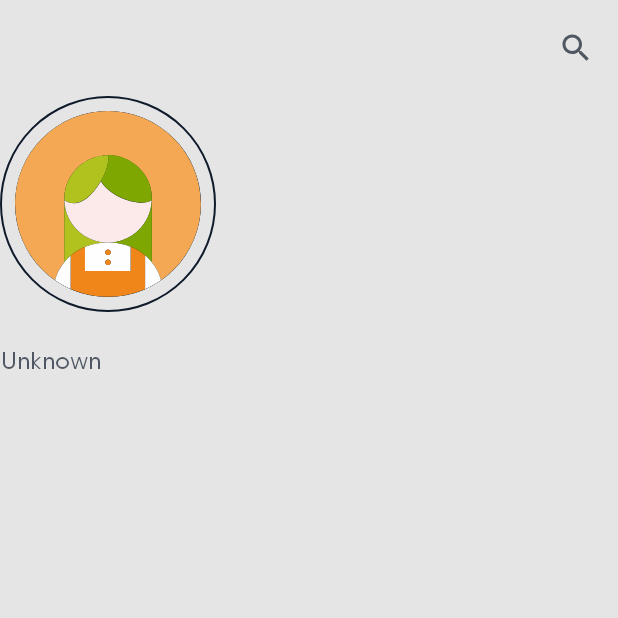
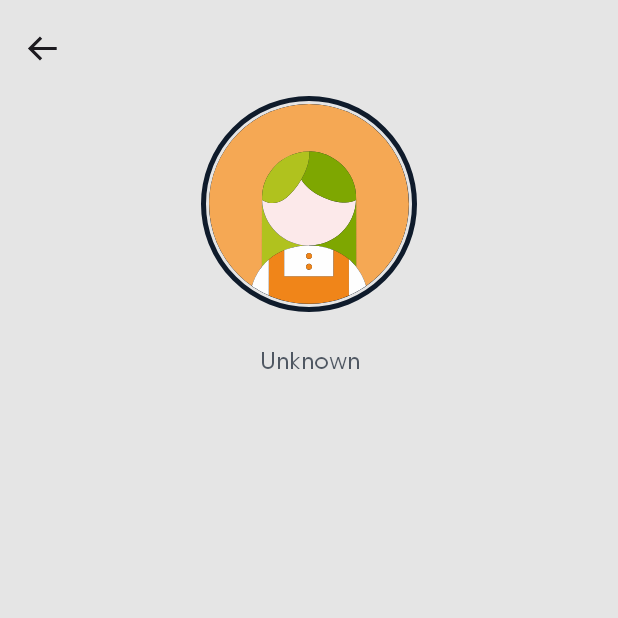
Before and after one commit to TuleSimon/harryPotter, an Android app built with Jetpack Compose: the composable ViewCharacter called with empty values, on a phone screen of 412 x 824 dp, the top half of it. Run offline under Robolectric (Android 15) with nearby library versions, the phone set to English and light mode, and no system bars; our stand-ins replace Timber, accompanist; pictures from the network do not load; 1 statement that could not run was skipped.

Commit message:
adding view character3

```diff
--- a/app/build.gradle.kts
+++ b/app/build.gradle.kts
@@ -88,5 +88,4 @@ dependencies {
     implementation(TOASTY)
     implementation(TIMBER)
 
-
 }
--- a/app/src/main/java/com/simon/harrypotter/MainActivity.kt
+++ b/app/src/main/java/com/simon/harrypotter/MainActivity.kt
@@ -16,6 +16,7 @@ import androidx.compose.ui.Modifier
 import androidx.compose.ui.tooling.preview.Preview
 import androidx.core.view.WindowCompat
 import com.google.accompanist.navigation.animation.rememberAnimatedNavController
+import com.mxalbert.sharedelements.SharedElementsRoot
 import com.simon.harrypotter.core.viewModels.AppViewModel
 import com.simon.harrypotter.core.viewModels.Events
 import com.simon.harrypotter.ui.navGraph.SetUpNavGraph
@@ -39,7 +40,9 @@ class MainActivity : ComponentActivity() {
                 ) {
                     val navController = rememberAnimatedNavController()
                     val appViewModel:AppViewModel = koinViewModel()
-                    SetUpNavGraph(navController =navController,appViewModel)
+                    SharedElementsRoot {
+                        SetUpNavGraph(navController = navController, appViewModel)
+                    }
 
                     val events = appViewModel.uiEvents.collectAsState(initial =Events.Idle)
                     LaunchedEffect(events.value ){
--- a/app/src/main/java/com/simon/harrypotter/ui/components/images/AnimatedImageLoader.kt
+++ b/app/src/main/java/com/simon/harrypotter/ui/components/images/AnimatedImageLoader.kt
@@ -32,6 +32,7 @@ import coil.request.ImageRequest
 import com.google.accompanist.placeholder.PlaceholderHighlight
 import com.google.accompanist.placeholder.material.fade
 import com.google.accompanist.placeholder.placeholder
+import com.mxalbert.sharedelements.SharedElementsRootScope
 import com.simon.data.models.characters.CharactersResponseItem
 import com.simon.harrypotter.ui.components.BodyText
 
--- a/app/src/main/java/com/simon/harrypotter/ui/screens/viewCharacter/ViewCharacter.kt
+++ b/app/src/main/java/com/simon/harrypotter/ui/screens/viewCharacter/ViewCharacter.kt
@@ -2,10 +2,7 @@ package com.simon.harrypotter.ui.screens.viewCharacter
 
 import androidx.compose.foundation.background
 import androidx.compose.foundation.border
-import androidx.compose.foundation.layout.Column
-import androidx.compose.foundation.layout.aspectRatio
-import androidx.compose.foundation.layout.fillMaxWidth
-import androidx.compose.foundation.layout.padding
+import androidx.compose.foundation.layout.*
 import androidx.compose.foundation.shape.CircleShape
 import androidx.compose.material.icons.Icons
 import androidx.compose.material.icons.outlined.Search
@@ -15,6 +12,7 @@ import androidx.compose.material3.Scaffold
 import androidx.compose.runtime.Composable
 import androidx.compose.runtime.collectAsState
 import androidx.compose.runtime.remember
+import androidx.compose.ui.Alignment
 import androidx.compose.ui.Modifier
 import androidx.compose.ui.draw.clip
 import androidx.compose.ui.layout.ContentScale
@@ -34,52 +32,57 @@ import com.simon.harrypotter.ui.components.buttons.SimonIconButton
 
 @OptIn(ExperimentalMaterial3Api::class)
 @Composable
-fun ViewCharacter(characterId:String,appViewModel:AppViewModel ){
+fun ViewCharacter(characterId:String,appViewModel:AppViewModel ) {
 
     val characters = appViewModel.characters.collectAsState(initial = NetworkResult.Idle)
-    val character = remember(characters.value){
-        if(characters.value is NetworkResult.Success) {
+    val character = remember(characters.value) {
+        if (characters.value is NetworkResult.Success) {
             (characters.value as NetworkResult.Success).data.find { it.id == characterId }
-        }
-        else {
+        } else {
             null
         }
     }
 
     Scaffold(
         topBar = {
-            SimonAppBars(title = character?.name?:"",
-                shouldShowBackButton = false,
-                actions = {
-                    SimonIconButton(icon = Icons.Outlined.Search) {
-                        appViewModel.performEvent(Events.Search(""))
-                    }
-                })
+            SimonAppBars(title = character?.name ?: "",
+                shouldShowBackButton = true,
+               ){
+                appViewModel.performEvent(Events.NavigateUp)
+            }
         }
-    ){
+    ) {
 
-        Column(Modifier.padding(top = it.calculateTopPadding())) {
+        Column(
+            Modifier.padding(top = it.calculateTopPadding()).fillMaxWidth(),
+            verticalArrangement = Arrangement.Center,
+            horizontalAlignment = Alignment.CenterHorizontally,
+        ) {
 
             AsyncImage(
                 character?.image,
                 modifier = Modifier
                     .fillMaxWidth(0.35f)
                     .aspectRatio(1f)
-                    .border(1.dp, colorScheme.onBackground, CircleShape)
-                    .padding(10.dp)
+                    .border(3.dp, colorScheme.onBackground, CircleShape)
+                    .padding(5.dp)
                     .background(color = colorScheme.onBackground, shape = CircleShape)
                     .clip(CircleShape),
                 contentDescription = null,
                 contentScale = ContentScale.Crop,
-                error = painterResource(id = if (character?.gender?.isMale()==true) R.drawable.icon_boy
-                else R.drawable.icon_girl)
+                error = painterResource(
+                    id = if (character?.gender?.isMale() == true) R.drawable.icon_boy
+                    else R.drawable.icon_girl
+                )
             )
 
-            TitleTextMedium(text = character?.name?:"", textAlign = TextAlign.Center)
-            BodyText(text = character?.actor?:"Unknown", textAlign = TextAlign.Center)
+
+            TitleTextMedium(text = character?.name ?: "", textAlign = TextAlign.Center)
+
+            BodyText(text = character?.actor ?: "Unknown", textAlign = TextAlign.Center)
+
 
         }
 
     }
-
 }
--- a/buildSrc/src/main/kotlin/Dependencies.kt
+++ b/buildSrc/src/main/kotlin/Dependencies.kt
@@ -119,9 +119,6 @@ object Dependencies {
 
   const val TOASTY = "com.github.GrenderG:Toasty:1.5.2"
   const val TIMBER = "com.jakewharton.timber:timber:5.0.1"
-
-
-
 
 }
 
--- a/settings.gradle.kts
+++ b/settings.gradle.kts
@@ -1,8 +1,11 @@
+@file:Suppress("UnstableApiUsage")
+
 pluginManagement {
     repositories {
         google()
         maven ("https://jitpack.io")
         maven ("https://maven.pkg.jetbrains.space/public/p/ktor/eap")
+        maven("https://s01.oss.sonatype.org/content/repositories/snapshots")
         mavenCentral()
         gradlePluginPortal()
     }
@@ -13,6 +16,7 @@ dependencyResolutionManagement {
         google()
         maven ("https://jitpack.io")
         maven ("https://maven.pkg.jetbrains.space/public/p/ktor/eap")
+        maven("https://s01.oss.sonatype.org/content/repositories/snapshots")
         mavenCentral()
     }
 }
```
Also changed, not shown: app/src/main/java/com/simon/harrypotter/ui/screens/homescreen/HomeScreen.kt (+8 -1 lines), 104 other files.
